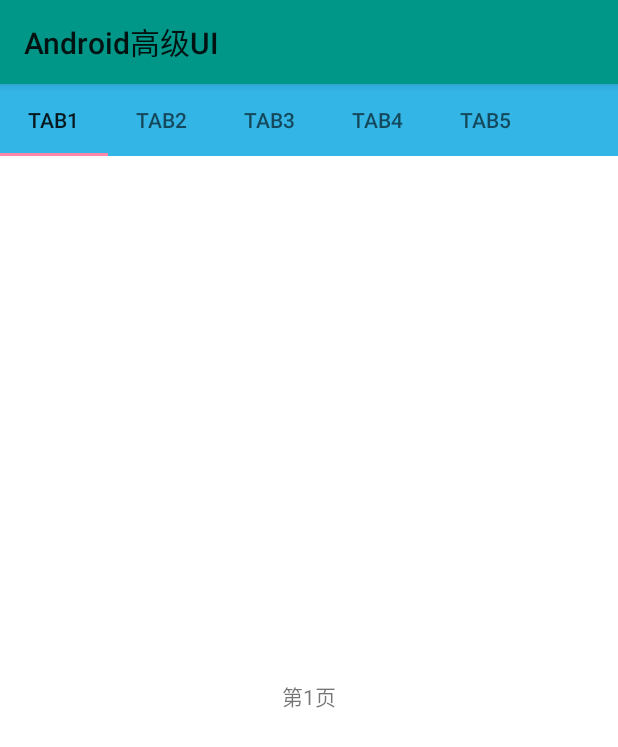
After one commit to love-bk/MaterialDesign_V7, an Android app: the PageFragment screen opened directly, with no data from a screen before it, on a phone screen of 412 x 824 dp. The commit adds this screen. Shown: the top 747 px of the screen. Run offline under Robolectric (Android 15) with nearby library versions, the phone set to English and light mode, and no system bars.

Commit message:
tablayout和ViewPager的基本使用

```diff
--- a/app/build.gradle
+++ b/app/build.gradle
@@ -20,14 +20,15 @@ android {
 }
 
 dependencies {
-    compile fileTree(dir: 'libs', include: ['*.jar'])
+    compile fileTree(include: ['*.jar'], dir: 'libs')
     androidTestCompile('com.android.support.test.espresso:espresso-core:2.2.2', {
         exclude group: 'com.android.support', module: 'support-annotations'
     })
-
     compile 'com.android.support:appcompat-v7:25.0.1'
     compile 'com.jakewharton:butterknife:8.4.0'
     compile 'com.android.support:support-v4:25.0.1'
+    compile 'com.android.support.constraint:constraint-layout:1.0.0-alpha8'
+    compile 'com.android.support:design:25.1.1'
     testCompile 'junit:junit:4.12'
     apt 'com.jakewharton:butterknife-compiler:8.4.0'
 }
--- a/app/src/main/AndroidManifest.xml
+++ b/app/src/main/AndroidManifest.xml
@@ -38,6 +38,8 @@
         </activity>
         <activity android:name=".constraintlayout.ConstraintlayoutActivity">
         </activity>
+        <activity android:name=".tablayout.TabLayoutActivity">
+        </activity>
     </application>
 
 </manifest>
--- a/app/src/main/java/com/gjj/gd/materialdesign_v7/MainActivity.java
+++ b/app/src/main/java/com/gjj/gd/materialdesign_v7/MainActivity.java
@@ -7,6 +7,7 @@ import android.view.View;
 import android.widget.Button;
 
 import com.gjj.gd.materialdesign_v7.constraintlayout.ConstraintlayoutActivity;
+import com.gjj.gd.materialdesign_v7.tablayout.TabLayoutActivity;
 import com.gjj.gd.materialdesign_v7.toolbar.ToolbarInstance2Activity;
 import com.gjj.gd.materialdesign_v7.toolbar.JichuActivity;
 import com.gjj.gd.materialdesign_v7.toolbar.ToolbarInstance1Activity;
@@ -36,7 +37,7 @@ public class MainActivity extends AppCompatActivity {
 
 
     @OnClick({R.id.toolbar_btn, R.id.zhifu_btn,R.id.color_btn,R.id.toolbar_btn01
-            ,R.id.toolbar_btn02,R.id.toolbar_btn03,R.id.constraintlayout_btn01})
+            ,R.id.toolbar_btn02,R.id.toolbar_btn03,R.id.constraintlayout_btn01,R.id.tablayout_btn01})
     public void onClick(View view) {
         Intent intent = null;
         switch (view.getId()) {
@@ -61,6 +62,10 @@ public class MainActivity extends AppCompatActivity {
             case R.id.constraintlayout_btn01:
                 intent = new Intent(this, ConstraintlayoutActivity.class);
                 break;
+             case R.id.tablayout_btn01:
+                intent = new Intent(this, TabLayoutActivity.class);
+                break;
+
 
 
 
--- /dev/null
+++ b/app/src/main/java/com/gjj/gd/materialdesign_v7/tablayout/TabLayoutActivity.java
@@ -0,0 +1,25 @@
+package com.gjj.gd.materialdesign_v7.tablayout;
+
+import android.support.design.widget.TabLayout;
+import android.support.v4.view.ViewPager;
+import android.support.v7.app.AppCompatActivity;
+import android.os.Bundle;
+
+import com.gjj.gd.materialdesign_v7.R;
+import com.gjj.gd.materialdesign_v7.tablayout.adapter.MyFragmentPagerAdapter;
+
+public class TabLayoutActivity extends AppCompatActivity {
+
+    @Override
+    protected void onCreate(Bundle savedInstanceState) {
+        super.onCreate(savedInstanceState);
+        setContentView(R.layout.activity_tab_layout);
+        ViewPager viewPager = (ViewPager) findViewById(R.id.viewPager);
+        MyFragmentPagerAdapter adapter = new MyFragmentPagerAdapter(getSupportFragmentManager(), this);
+        viewPager.setAdapter(adapter);
+        TabLayout tabLayout = (TabLayout) findViewById(R.id.tablayout);
+//        tabLayout.setTabGravity(TabLayout.GRAVITY_FILL);
+//        tabLayout.setTabMode(TabLayout.MODE_FIXED);
+        tabLayout.setupWithViewPager(viewPager);
+    }
+}
--- /dev/null
+++ b/app/src/main/java/com/gjj/gd/materialdesign_v7/tablayout/adapter/MyFragmentPagerAdapter.java
@@ -0,0 +1,37 @@
+package com.gjj.gd.materialdesign_v7.tablayout.adapter;
+
+import android.content.Context;
+import android.support.v4.app.Fragment;
+import android.support.v4.app.FragmentManager;
+import android.support.v4.app.FragmentPagerAdapter;
+
+import com.gjj.gd.materialdesign_v7.tablayout.fragment.PageFragment;
+
+/**
+ * Created by 高娟娟 on 2017/3/15.
+ */
+
+public class MyFragmentPagerAdapter extends FragmentPagerAdapter {
+    public final int COUNT = 5;
+    private Context context;
+    private String[] titles = new String[]{"Tab1","Tab2","Tab3","Tab4","Tab5"};
+    public MyFragmentPagerAdapter(FragmentManager fm, Context context) {
+        super(fm);
+        this.context = context;
+    }
+
+    @Override
+    public Fragment getItem(int position) {
+        return PageFragment.newInstance(position+1);
+    }
+
+    @Override
+    public int getCount() {
+        return COUNT;
+    }
+
+    @Override
+    public CharSequence getPageTitle(int position) {
+        return titles[position];
+    }
+}
--- /dev/null
+++ b/app/src/main/java/com/gjj/gd/materialdesign_v7/tablayout/fragment/PageFragment.java
@@ -0,0 +1,49 @@
+package com.gjj.gd.materialdesign_v7.tablayout.fragment;
+
+
+import android.os.Bundle;
+import android.support.annotation.Nullable;
+import android.support.v4.app.Fragment;
+import android.view.LayoutInflater;
+import android.view.View;
+import android.view.ViewGroup;
+import android.widget.TextView;
+
+import com.gjj.gd.materialdesign_v7.R;
+
+/**
+ * A simple {@link Fragment} subclass.
+ */
+public class PageFragment extends Fragment {
+
+    public static final String ARGS_PAGE ="args_page";
+    private int mPage;
+
+    public static PageFragment newInstance(int page) {
+        Bundle args = new Bundle();
+        args.putInt(ARGS_PAGE,page);
+        PageFragment fragment = new PageFragment();
+        fragment.setArguments(args);
+        return fragment;
+    }
+    public PageFragment() {
+        // Required empty public constructor
+    }
+
+
+    @Override
+    public void onCreate(@Nullable Bundle savedInstanceState) {
+        super.onCreate(savedInstanceState);
+        mPage = getArguments().getInt(ARGS_PAGE);
+    }
+
+    @Override
+    public View onCreateView(LayoutInflater inflater, ViewGroup container,
+                             Bundle savedInstanceState) {
+        View view = inflater.inflate(R.layout.fragment_page, container, false);
+        TextView textView = (TextView) view.findViewById(R.id.textView);
+        textView.setText("第"+mPage+"页");
+        return view;
+    }
+
+}
--- /dev/null
+++ b/app/src/main/res/layout/activity_tab_layout.xml
@@ -0,0 +1,24 @@
+<?xml version="1.0" encoding="utf-8"?>
+<LinearLayout
+    xmlns:android="http://schemas.android.com/apk/res/android"
+    xmlns:app="http://schemas.android.com/apk/res-auto"
+    xmlns:tools="http://schemas.android.com/tools"
+    android:layout_width="match_parent"
+    android:layout_height="match_parent"
+    android:orientation="vertical">
+
+    <android.support.design.widget.TabLayout
+        android:id="@+id/tablayout"
+        android:layout_width="match_parent"
+        android:layout_height="wrap_content"
+        app:tabMode="scrollable"
+        android:background="@android:color/holo_blue_light"
+/>
+
+    <android.support.v4.view.ViewPager
+        android:id="@+id/viewPager"
+        android:layout_width="match_parent"
+        android:layout_height="0dp"
+        android:layout_weight="1"
+        android:background="#ffffff"/>
+</LinearLayout>
--- /dev/null
+++ b/app/src/main/res/layout/fragment_page.xml
@@ -0,0 +1,13 @@
+<?xml version="1.0" encoding="utf-8"?>
+<LinearLayout
+    xmlns:android="http://schemas.android.com/apk/res/android"
+    android:orientation="vertical"
+    android:layout_width="match_parent"
+    android:layout_height="match_parent">
+
+    <TextView
+        android:id="@+id/textView"
+        android:layout_width="match_parent"
+        android:layout_height="match_parent"
+        android:gravity="center"/>
+</LinearLayout>
```
